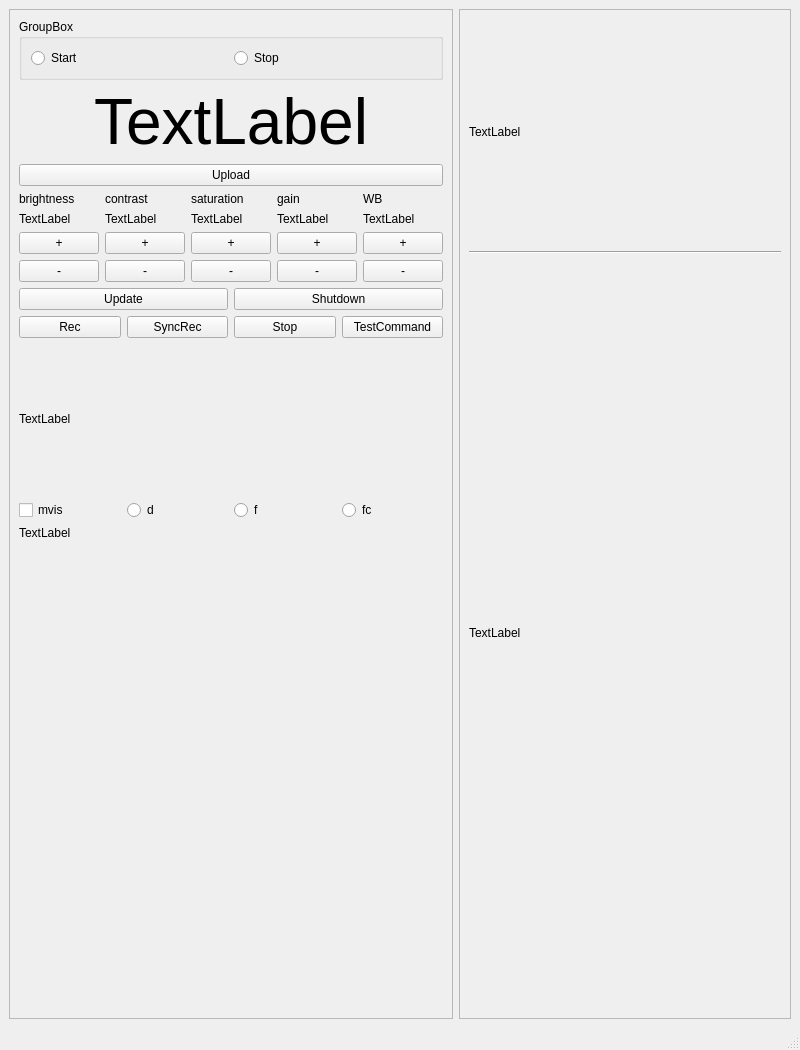
horvathzoltan/camtest, file mainwindow.ui: the form before one commit.
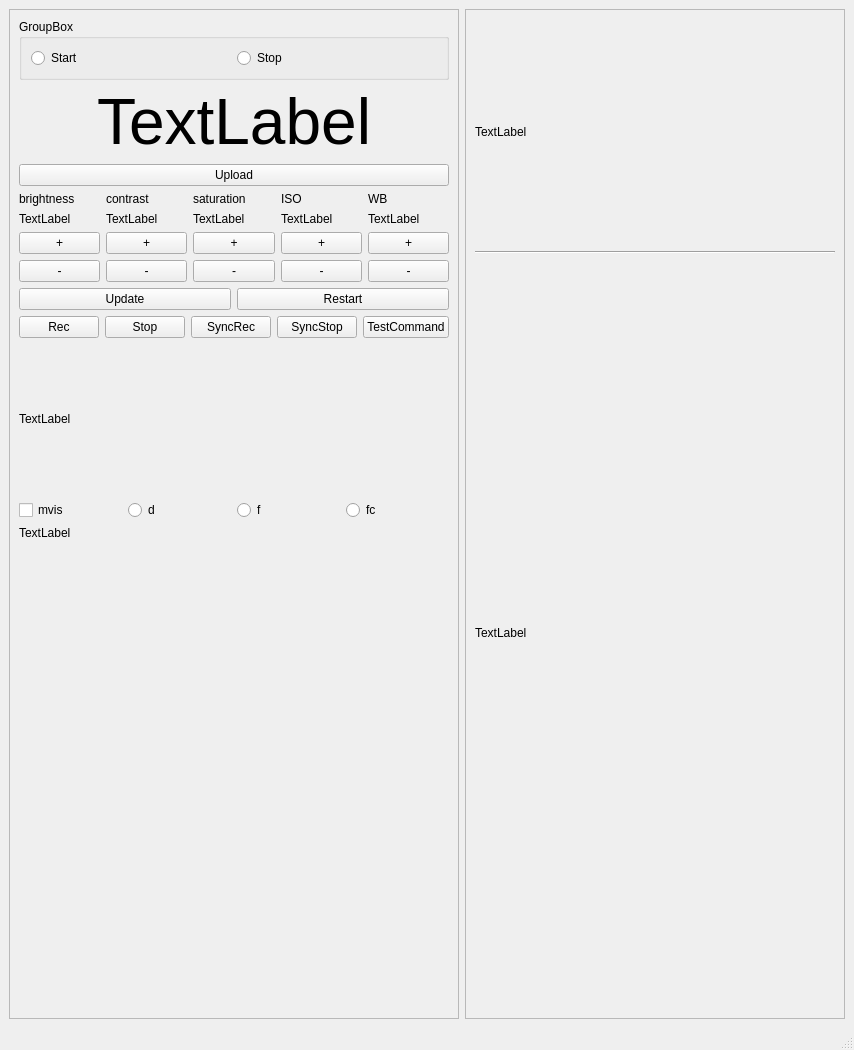
The form after the commit.

Patch:
```diff
--- a/mainwindow.ui
+++ b/mainwindow.ui
@@ -6,7 +6,7 @@
    <rect>
     <x>0</x>
     <y>0</y>
-    <width>800</width>
+    <width>850</width>
     <height>1050</height>
    </rect>
   </property>
@@ -109,7 +109,7 @@
          <item row="0" column="3">
           <widget class="QLabel" name="label_4">
            <property name="text">
-            <string>gain</string>
+            <string>ISO</string>
            </property>
           </widget>
          </item>
@@ -225,7 +225,7 @@
          <item>
           <widget class="QPushButton" name="pushButton_shutdown">
            <property name="text">
-            <string>Shutdown</string>
+            <string>Restart</string>
            </property>
           </widget>
          </item>
@@ -240,6 +240,13 @@
            </property>
           </widget>
          </item>
+         <item>
+          <widget class="QPushButton" name="pushButton_stop">
+           <property name="text">
+            <string>Stop</string>
+           </property>
+          </widget>
+         </item>
          <item>
           <widget class="QPushButton" name="pushButton_sync_rec">
            <property name="text">
@@ -248,9 +255,9 @@
           </widget>
          </item>
          <item>
-          <widget class="QPushButton" name="pushButton_stop">
+          <widget class="QPushButton" name="pushButton_sync_stop">
            <property name="text">
-            <string>Stop</string>
+            <string>SyncStop</string>
            </property>
           </widget>
          </item>
@@ -347,17 +354,23 @@
        <item>
         <widget class="QLabel" name="label_txt">
          <property name="sizePolicy">
-          <sizepolicy hsizetype="Preferred" vsizetype="Fixed">
+          <sizepolicy hsizetype="Fixed" vsizetype="Fixed">
            <horstretch>0</horstretch>
            <verstretch>0</verstretch>
           </sizepolicy>
          </property>
          <property name="minimumSize">
           <size>
-           <width>0</width>
+           <width>360</width>
            <height>120</height>
           </size>
          </property>
+         <property name="maximumSize">
+          <size>
+           <width>360</width>
+           <height>16777215</height>
+          </size>
+         </property>
          <property name="text">
           <string>TextLabel</string>
          </property>
```
Left out of the diff: 10 changed lines with no effect on the pictures.
